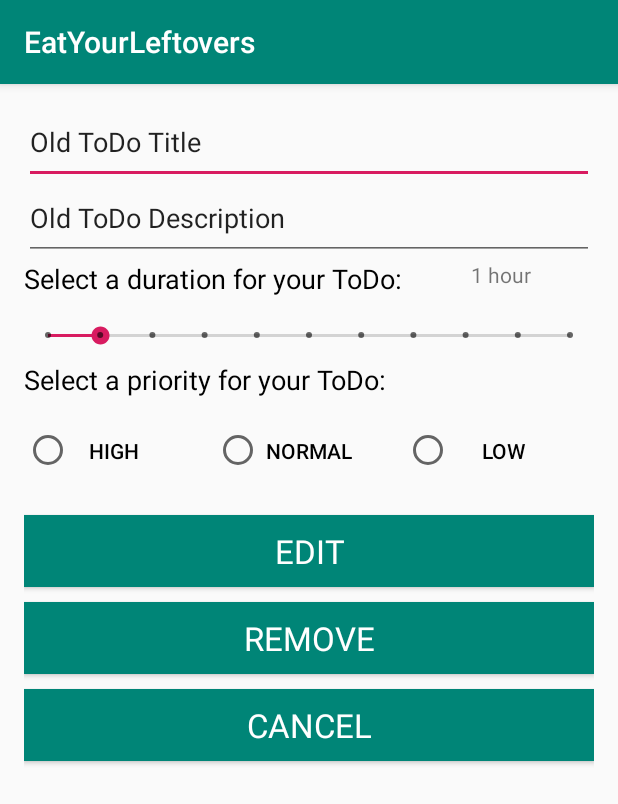
After one commit to aaronpaczak/coe1530, an Android app: the EditTaskActivity screen opened directly, with no data from a screen before it, on a phone screen of 412 x 824 dp. The commit adds this screen. Shown: the top 804 px of the screen. Run offline under Robolectric (Android 15) with nearby library versions, the phone set to English and light mode, and no system bars; 8 statements that could not run were skipped.

Commit message:
Edit View in ToDoList

```diff
--- a/app/src/main/AndroidManifest.xml
+++ b/app/src/main/AndroidManifest.xml
@@ -21,7 +21,8 @@
         <activity
             android:name=".AddTaskActivity"
             android:label="@string/title_activity_add_task"
-            android:theme="@style/AppTheme.NoActionBar"></activity>
+            android:theme="@style/AppTheme.NoActionBar" />
+        <activity android:name=".EditTaskActivity"></activity>
     </application>
 
 </manifest>
--- /dev/null
+++ b/app/src/main/java/coe1530/eatyourleftovers/EditTaskActivity.java
@@ -0,0 +1,191 @@
+package coe1530.eatyourleftovers;
+//
+//import android.os.Bundle;
+//import android.support.design.widget.FloatingActionButton;
+//import android.support.design.widget.Snackbar;
+//import android.support.v7.app.AppCompatActivity;
+//import android.support.v7.widget.Toolbar;
+//import android.view.View;
+//
+//public class AddTaskActivity extends AppCompatActivity {
+//
+//    @Override
+//    protected void onCreate(Bundle savedInstanceState) {
+//        super.onCreate(savedInstanceState);
+//        setContentView(R.layout.activity_add_task);
+//        Toolbar toolbar = (Toolbar) findViewById(R.id.toolbar);
+//        setSupportActionBar(toolbar);
+//
+//        FloatingActionButton fab = (FloatingActionButton) findViewById(R.id.fab);
+//        fab.setOnClickListener(new View.OnClickListener() {
+//            @Override
+//            public void onClick(View view) {
+//                Snackbar.make(view, "Replace with your own action", Snackbar.LENGTH_LONG)
+//                        .setAction("Action", null).show();
+//            }
+//        });
+//    }
+//
+//}
+
+
+import android.content.ContentValues;
+import android.content.Intent;
+import android.net.Uri;
+import android.os.Bundle;
+import android.support.v7.app.AppCompatActivity;
+import android.util.Log;
+import android.view.View;
+import android.widget.EditText;
+import android.widget.RadioButton;
+import android.widget.SeekBar;
+import android.widget.TextView;
+import android.widget.Toast;
+
+import coe1530.eatyourleftovers.data.TaskContract;
+import coe1530.eatyourleftovers.dummy.ToDoList;
+
+public class EditTaskActivity extends AppCompatActivity {
+
+    // Declare a member variable to keep track of a task's selected mPriority, mProgress
+    private int mPriority = 0;
+    private int mDuration = 0;
+
+    // Initialize the seekbar
+    private SeekBar mSeekBar;
+
+    protected void onCreate(Bundle savedInstanceState) {
+        super.onCreate(savedInstanceState);
+        setContentView(R.layout.activity_edit_task);
+
+        // Initialize to highest mPriority by default (mPriority = 1)
+        ((RadioButton) findViewById(R.id.radButton1)).setChecked(true);
+        mPriority = 1;
+
+        mSeekBar = (SeekBar) findViewById(R.id.durationBar);
+        mSeekBar.setOnSeekBarChangeListener(new SeekBar.OnSeekBarChangeListener() {
+
+            // Change the text view next to the seek bar to update how many hours the user changed it to
+            public void onProgressChanged(SeekBar seekBar, int progress, boolean fromUser) {
+                TextView textView = (TextView) findViewById(R.id.currentSelectedDuration);
+                if (progress == 1) {
+                    textView.setText(progress + " hour");
+                } else {
+                    textView.setText(progress + " hours");
+                }
+                mDuration = progress;
+            }
+
+            @Override
+            public void onStartTrackingTouch(SeekBar seekBar) {
+            }
+
+            @Override
+            public void onStopTrackingTouch(SeekBar seekBar) {
+            }
+        });
+        Intent theIntent=getIntent();
+        theIntent.getExtras();
+        Bundle extras = getIntent().getExtras();
+        String theTitle=extras.getString("Task Name");
+        ToDoList.ToDoItem theToDo=ToDoList.getToDoItem(theTitle);
+        EditText theEditView=(EditText) findViewById(R.id.editTextTaskTitle);
+        theEditView.setText(theToDo.name,TextView.BufferType.EDITABLE);
+        theEditView=(EditText) findViewById(R.id.editTextTaskDescription);
+        theEditView.setText(theToDo.details,TextView.BufferType.EDITABLE);
+        SeekBar theSeekBar=(SeekBar) findViewById(R.id.durationBar);
+        theSeekBar.setProgress(theToDo.duration);
+
+        Log.w("Checking", Integer.toString(theToDo.priority));
+        RadioButton theRadioButton=(RadioButton) findViewById(R.id.radButton1);
+        theRadioButton.setChecked(true);
+        if(theToDo.priority==1)
+        {
+            theRadioButton.setChecked(true);
+        }
+        else
+        {
+            theRadioButton.setChecked(false);
+        }
+
+        theRadioButton=(RadioButton) findViewById(R.id.radButton2);
+        if(theToDo.priority==2)
+        {
+            theRadioButton.setChecked(true);
+        }
+        else
+        {
+            theRadioButton.setChecked(false);
+        }
+
+        theRadioButton=(RadioButton) findViewById(R.id.radButton3);
+        if(theToDo.priority==3)
+        {
+            theRadioButton.setChecked(true);
+        }
+        else
+        {
+            theRadioButton.setChecked(false);
+        }
+    }
+
+
+    /**
+     * onClickEditTask is called when the "EDIT" button is clicked.
+     * It retrieves user input and inserts that new task data into the underlying database.
+     */
+    public void onClickEditTask(View view) {
+        // Check if the To Do title input is empty - (don't create an entry if there is no input)
+        String title = ((EditText) findViewById(R.id.editTextTaskTitle)).getText().toString();
+        if (title.length() == 0 || title.equalsIgnoreCase("ToDo Title")) { return; }
+
+        // Check if the To Do description input is empty - (don't create an entry if there is no input)
+        String desc = ((EditText) findViewById(R.id.editTextTaskDescription)).getText().toString();
+        if (desc.length() == 0 || title.equalsIgnoreCase("ToDo Description")) { return; }
+
+        // Check if no priority has been selected.
+        if (mPriority == 0) { return; }
+
+        // Check if no duration has been selected.
+        if (mDuration == 0) { return; }
+
+        // Create To Do Item
+        new ToDoList.ToDoItem(title, mDuration, mPriority, desc);
+
+//        For Database entry, use the infrastructure provided by Google in the data folder
+//        // Retrieve user input and store it in a ContentValues object
+//        // Create new empty ContentValues object
+//        ContentValues contentValues = new ContentValues();
+//        // Put the task description and selected mPriority into the ContentValues
+//        contentValues.put(TaskContract.TaskEntry.COLUMN_DESCRIPTION, input);
+//        contentValues.put(TaskContract.TaskEntry.COLUMN_PRIORITY, mPriority);
+//        // Insert new task data via a ContentResolver
+//        Uri uri = getContentResolver().insert(TaskContract.TaskEntry.CONTENT_URI, contentValues);
+//        // Display the URI that's returned with a Toast
+//        if(uri != null) {
+//            Toast.makeText(getBaseContext(), uri.toString(), Toast.LENGTH_LONG).show();
+//        }
+
+        // Finish activity (this returns back to MainView's current fragment AKA ToDoFragment)
+        finish();
+    }
+
+    // Cancel editing a task
+    public void onClickCancelTask(View view) { finish(); }
+
+    /**
+     * onPrioritySelected is called whenever a priority button is clicked.
+     * It changes the value of mPriority based on the selected button.
+     */
+    public void onPrioritySelected(View view) {
+        if (((RadioButton) findViewById(R.id.radButton1)).isChecked()) {
+            mPriority = 1;
+        } else if (((RadioButton) findViewById(R.id.radButton2)).isChecked()) {
+            mPriority = 2;
+        } else if (((RadioButton) findViewById(R.id.radButton3)).isChecked()) {
+            mPriority = 3;
+        }
+    }
+
+
+}
--- a/app/src/main/java/coe1530/eatyourleftovers/MyTodoItemRecyclerViewAdapter.java
+++ b/app/src/main/java/coe1530/eatyourleftovers/MyTodoItemRecyclerViewAdapter.java
@@ -54,6 +54,12 @@ public class MyTodoItemRecyclerViewAdapter extends RecyclerView.Adapter<MyTodoIt
                     // Notify the active callbacks interface (the activity, if the
                     // fragment is attached to one) that an item has been selected.
                     mListener.onListFragmentInteraction(holder.mItem);
+                    Log.w("checking blah blah",holder.mItem.name);
+                    Context context=holder.mView.getContext();
+                    Intent editTaskIntent=new Intent(context, EditTaskActivity.class);
+                    editTaskIntent.putExtra("Task Name",holder.mItem.name);
+                    context.startActivity(editTaskIntent);
+                    Log.w("checking",holder.mItem.name);
                 }
             }
         });
--- a/app/src/main/java/coe1530/eatyourleftovers/TodoItemFragment.java
+++ b/app/src/main/java/coe1530/eatyourleftovers/TodoItemFragment.java
@@ -116,6 +116,11 @@ public class TodoItemFragment extends Fragment implements View.OnClickListener{
                 Intent addTaskIntent = new Intent(getActivity(), AddTaskActivity.class);
                 startActivity(addTaskIntent);
                 break;
+            case R.id.title:
+                Intent editTaskIntent = new Intent(getActivity(), EditTaskActivity.class);
+                editTaskIntent.putExtra("Task Name",R.id.title);
+                startActivity(editTaskIntent);
+                break;
         }
     }
 
--- a/app/src/main/java/coe1530/eatyourleftovers/dummy/ToDoList.java
+++ b/app/src/main/java/coe1530/eatyourleftovers/dummy/ToDoList.java
@@ -50,6 +50,9 @@ public class ToDoList {
         return builder.toString();
     }
 
+    public static ToDoItem getToDoItem(String name) {
+        return(ITEM_MAP.get(name));
+    }
     /**
      * A dummy item representing a piece of content.
      */
--- /dev/null
+++ b/app/src/main/res/layout/activity_edit_task.xml
@@ -0,0 +1,200 @@
+<?xml version="1.0" encoding="utf-8"?>
+
+
+
+<!--
+    This vertical linear layout contains all the views in the AddTaskActivity code.
+    This includes an EditText to add a task description, and buttons to select a priority
+-->
+<LinearLayout xmlns:android="http://schemas.android.com/apk/res/android"
+    android:orientation="vertical"
+    android:layout_width="match_parent"
+    android:layout_height="match_parent"
+    android:paddingBottom="@dimen/activity_vertical_margin"
+    android:paddingEnd="@dimen/activity_horizontal_margin"
+    android:paddingLeft="@dimen/activity_horizontal_margin"
+    android:paddingRight="@dimen/activity_horizontal_margin"
+    android:paddingStart="@dimen/activity_horizontal_margin"
+    android:paddingTop="@dimen/activity_vertical_margin">
+
+    <!-- EditText for getting task title input -->
+
+    <EditText
+        android:id="@+id/editTextTaskTitle"
+        android:layout_width="match_parent"
+        android:text="Old ToDo Title"
+        android:layout_height="wrap_content"
+        android:gravity="start"
+        android:paddingBottom ="@dimen/activity_horizontal_margin"/>
+
+    <!-- EditText for getting task description input -->
+    <EditText
+        android:id="@+id/editTextTaskDescription"
+        android:layout_width="match_parent"
+        android:text="Old ToDo Description"
+        android:layout_height="wrap_content"
+        android:gravity="start"
+        android:paddingBottom ="@dimen/activity_horizontal_margin"/>
+
+    <!-- TextView and linear layout for the time slider for Duration for this task -->
+    <LinearLayout
+        android:layout_width="match_parent"
+        android:layout_height="41dp"
+        android:orientation="horizontal">
+
+        <TextView
+            style="@style/TextAppearance.AppCompat.Medium"
+            android:layout_width="wrap_content"
+            android:layout_height="wrap_content"
+            android:layout_gravity="start"
+            android:layout_marginTop="8dp"
+            android:layout_marginBottom="8dp"
+            android:text="Select a duration for your ToDo: "
+            android:textColor="@android:color/primary_text_light" />
+
+        <TextView
+            android:id="@+id/currentSelectedDuration"
+            android:layout_width="wrap_content"
+            android:layout_height="wrap_content"
+            android:layout_weight="1"
+            android:text="1 hour"
+            android:textAlignment="center"/>
+    </LinearLayout>
+
+    <!-- TextView and FrameLayout (which contains buttons) for Priority Selection -->
+    <SeekBar
+        android:id="@+id/durationBar"
+        style="@style/Widget.AppCompat.SeekBar.Discrete"
+        android:layout_width="match_parent"
+        android:layout_height="wrap_content"
+        android:max="10"
+        android:onClick="onProgressChanged"
+        android:progress="1" />
+
+    <TextView
+        android:layout_width="wrap_content"
+        android:layout_height="wrap_content"
+        android:layout_gravity="start"
+        android:textColor="@android:color/primary_text_light"
+        android:text="Select a priority for your ToDo: "
+        style="@style/TextAppearance.AppCompat.Medium"
+        android:layout_marginTop="8dp"
+        android:layout_marginBottom="8dp"/>
+
+    <FrameLayout
+        android:layout_width="match_parent"
+        android:layout_height="wrap_content"
+        android:layout_marginBottom="@dimen/activity_vertical_margin">
+
+        <!-- Linear layout that contains all three priority buttons (high, medium, low)
+        in a single line -->
+        <LinearLayout
+            android:layout_width="match_parent"
+            android:layout_height="wrap_content"
+            android:orientation="horizontal"
+            android:layout_gravity="center"
+            android:weightSum="3">
+
+            <Button
+                style="?android:attr/buttonBarButtonStyle"
+                android:textColor="@android:color/primary_text_light"
+                android:id="@+id/buttonP1"
+                android:text="High"
+                android:layout_width="wrap_content"
+                android:layout_height="wrap_content"
+                android:layout_weight="1"
+                android:onClick="onPrioritySelected"/>
+
+            <Button
+                style="?android:attr/buttonBarButtonStyle"
+                android:textColor="@android:color/primary_text_light"
+                android:id="@+id/buttonP2"
+                android:text="Normal"
+                android:layout_width="wrap_content"
+                android:layout_height="wrap_content"
+                android:layout_weight="1"
+                android:onClick="onPrioritySelected"/>
+
+            <Button
+                style="?android:attr/buttonBarButtonStyle"
+                android:textColor="@android:color/primary_text_light"
+                android:id="@+id/buttonP3"
+                android:text="Low"
+                android:layout_width="wrap_content"
+                android:layout_height="wrap_content"
+                android:layout_weight="1"
+                android:onClick="onPrioritySelected"/>
+
+        </LinearLayout>
+
+        <!-- RadioGroup for visible selection of a priority -->
+        <RadioGroup
+            android:layout_width="match_parent"
+            android:layout_height="wrap_content"
+            android:orientation="horizontal"
+            android:layout_gravity="center"
+            android:weightSum="3">
+
+            <RadioButton
+                android:id="@+id/radButton1"
+                android:layout_width="wrap_content"
+                android:layout_height="wrap_content"
+                android:onClick="onPrioritySelected"
+                android:layout_weight="1"/>
+
+            <RadioButton
+                android:id="@+id/radButton2"
+                android:layout_width="wrap_content"
+                android:layout_height="wrap_content"
+                android:onClick="onPrioritySelected"
+                android:layout_weight="1"/>
+
+            <RadioButton
+                android:id="@+id/radButton3"
+                android:layout_width="wrap_content"
+                android:layout_height="wrap_content"
+                android:onClick="onPrioritySelected"
+                android:layout_weight="1"/>
+
+        </RadioGroup>
+
+    </FrameLayout>
+
+    <!-- Edit button -->
+    <Button
+        android:id="@+id/editButton"
+        android:text="Edit"
+        android:layout_width="match_parent"
+        android:layout_height="wrap_content"
+        android:layout_gravity="center"
+        style="@style/TextAppearance.AppCompat.Large"
+        android:textColor="@android:color/primary_text_dark"
+        android:background="@color/colorPrimary"
+        android:onClick="onClickEditTask"/>
+
+    <Button
+        android:id="@+id/removeButton"
+        android:text="Remove"
+        android:layout_width="match_parent"
+        android:layout_height="wrap_content"
+        android:layout_gravity="center"
+        style="@style/TextAppearance.AppCompat.Large"
+        android:textColor="@android:color/primary_text_dark"
+        android:background="@color/colorPrimary"
+        android:onClick="onClickRemoveTask"
+        android:layout_marginTop="10dp"/>
+
+    <!-- Cancel button -->
+    <Button
+        android:id="@+id/cancelButton"
+        style="@style/TextAppearance.AppCompat.Large"
+        android:layout_width="match_parent"
+        android:layout_height="wrap_content"
+        android:layout_gravity="center"
+        android:background="@color/colorPrimary"
+        android:onClick="onClickCancelTask"
+        android:text="Cancel"
+        android:layout_marginTop="10dp"
+        android:textColor="@android:color/primary_text_dark" />
+
+</LinearLayout>
--- a/app/src/main/res/layout/fragment_todoitem_list.xml
+++ b/app/src/main/res/layout/fragment_todoitem_list.xml
@@ -22,7 +22,7 @@
             android:layout_height="wrap_content"
             android:layout_margin="@dimen/text_margin"
             android:layout_marginBottom="2dp"
-            android:textAppearance="?attr/textAppearanceListItem" />
+            android:textAppearance="?attr/textAppearanceListItem"/>
 
         <TextView
             android:id="@+id/priorityDisplay"
```
